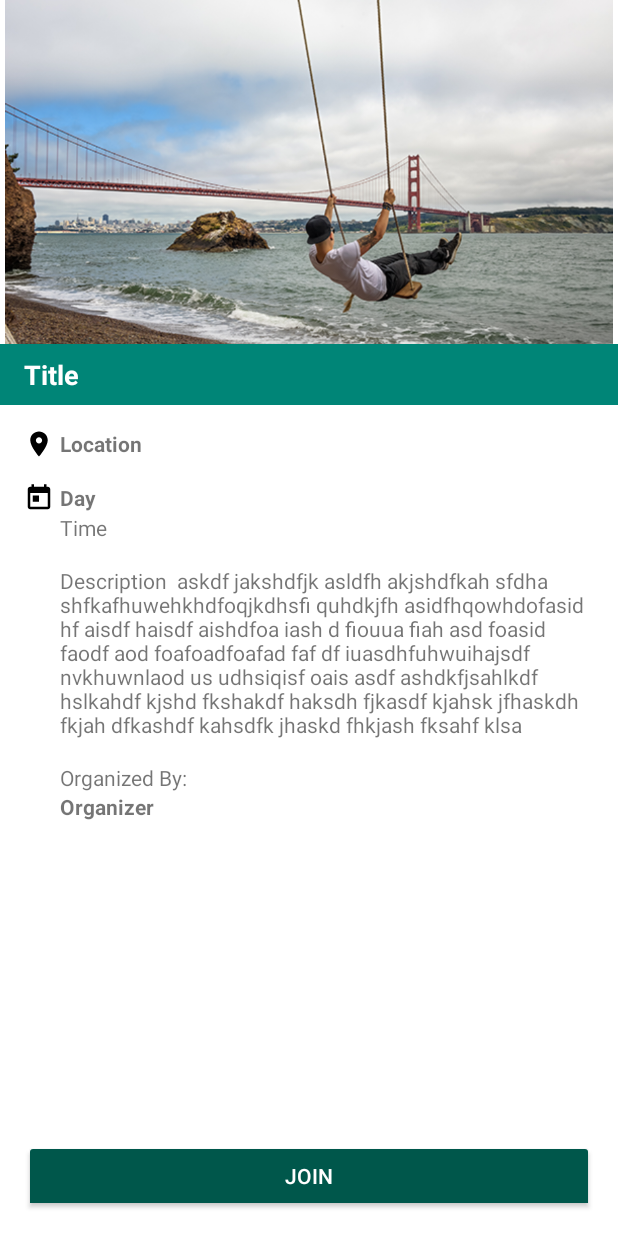
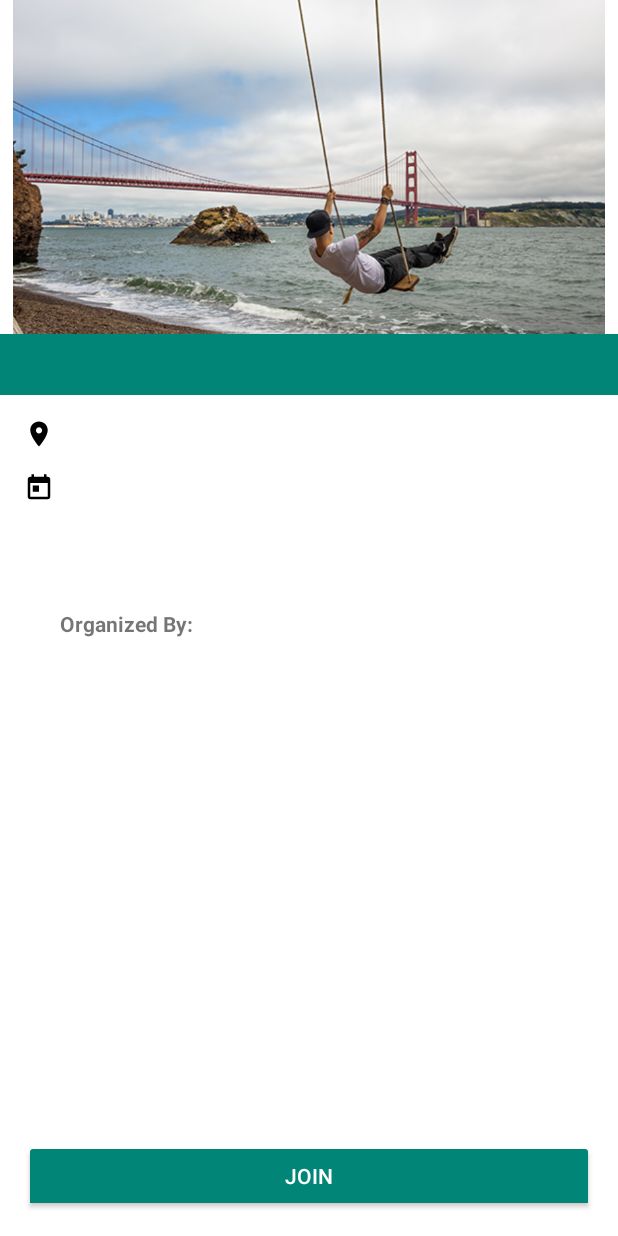
Before and after one commit to DhruvilBParikh/Venture, an Android app: the layout fragment_event.xml on its own in the app's theme, with its tools: preview values and no code run, on a phone screen of 412 x 824 dp. Run offline under Robolectric (Android 15) with nearby library versions, the phone set to English and light mode, and no system bars.

Commit message:
Event Fragment Layout Added

```diff
--- a/app/src/main/java/com/example/venture/Fragments/explore/ExploreMapFragment.java
+++ b/app/src/main/java/com/example/venture/Fragments/explore/ExploreMapFragment.java
@@ -67,7 +67,7 @@
     @Override
     public void onMapReady(GoogleMap googleMap) {
         mMap = googleMap;
-        toastNotification(getResources().getString(R.string.geolocateSuccess));
+//        toastNotification(getResources().getString(R.string.geolocateSuccess));
         getDeviceLocation();
         initData();
         mMap.setOnInfoWindowClickListener(this);
@@ -208,7 +208,9 @@
     public void onInfoWindowClick(Marker marker) {
         if(marker.getTag()!=null) {
             Log.d(TAG, "onInfoWindowClick: open event with id: " + marker.getTag());
-            ((MainActivity)getActivity()).openEventFragment(marker.getTag().toString(), getTag());
+            ((MainActivity)getActivity()).openEventFragment(marker.getTag().toString());
+            ((MainActivity)getActivity()).changeAppBar();
+            ((MainActivity)getActivity()).hideBottomNavigationBar();
         }
     }
 }
--- a/app/src/main/res/layout/fragment_event.xml
+++ b/app/src/main/res/layout/fragment_event.xml
@@ -6,8 +6,7 @@
     android:layout_width="match_parent"
     android:layout_height="match_parent"
     tools:context=".Fragments.event.EventFragment"
-    android:orientation="vertical"
-    android:paddingBottom="16dp">
+    android:orientation="vertical">
 
     <RelativeLayout
         android:layout_width="match_parent"
@@ -15,7 +14,7 @@
 
         <ImageView
             android:layout_width="match_parent"
-            android:layout_height="270dp"
+            android:layout_height="263dp"
             android:id="@+id/background_image"
             android:layout_marginTop="0dp"
             android:paddingTop="0dp"
@@ -35,7 +34,7 @@
             <TextView
                 android:layout_width="match_parent"
                 android:layout_height="wrap_content"
-                android:text="Title"
+                android:id="@+id/eventTitle"
                 android:textColor="@color/white"
                 android:textSize="18dp"
                 android:textStyle="bold"/>
@@ -44,14 +43,27 @@
 
     </RelativeLayout>
 
+    <androidx.constraintlayout.widget.ConstraintLayout
+        android:layout_width="match_parent"
+        android:layout_height="match_parent">
+
+        <ScrollView
+            android:id="@+id/scrollLayout"
+            android:layout_width="match_parent"
+            android:layout_height="0dp"
+            android:layout_marginBottom="16dp"
+            app:layout_constraintBottom_toTopOf="@+id/toggleButton"
+            app:layout_constraintTop_toTopOf="parent">
+
             <LinearLayout
+                android:id="@+id/descriptionLayout"
                 android:layout_width="match_parent"
                 android:layout_height="match_parent"
-        android:id="@+id/descriptionLayout"
                 android:layout_marginLeft="16dp"
                 android:layout_marginTop="16dp"
                 android:layout_marginRight="16dp"
                 android:orientation="vertical"
+                android:paddingBottom="16dp"
                 android:verticalScrollbarPosition="right">
 
                 <LinearLayout
@@ -68,9 +80,9 @@
                     <TextView
                         android:layout_width="match_parent"
                         android:layout_height="wrap_content"
-                android:text="Location"
+                        android:id="@+id/eventLocation"
                         android:paddingLeft="4dp"
-                android:textStyle="bold"/>
+                        android:textStyle="bold" />
 
                 </LinearLayout>
 
@@ -87,58 +99,65 @@
                     <TextView
                         android:layout_width="match_parent"
                         android:layout_height="wrap_content"
-                android:text="Day"
+                        android:id="@+id/eventDate"
                         android:paddingLeft="4dp"
-                android:textStyle="bold"/>
+                        android:text=""
+                        android:textStyle="bold" />
 
                 </LinearLayout>
 
                 <TextView
                     android:layout_width="match_parent"
                     android:layout_height="wrap_content"
-            android:text="Time"
+                    android:id="@+id/eventTime"
                     android:paddingLeft="24dp"
                     android:paddingBottom="16dp"/>
 
                 <TextView
                     android:layout_width="match_parent"
                     android:layout_height="wrap_content"
-            android:text="Description  askdf jakshdfjk asldfh akjshdfkah sfdha shfkafhuwehkhdfoqjkdhsfi quhdkjfh asidfhqowhdofasid hf aisdf haisdf aishdfoa iash d fiouua fiah asd foasid faodf aod foafoadfoafad faf df iuasdhfuhwuihajsdf nvkhuwnlaod us udhsiqisf oais asdf ashdkfjsahlkdf hslkahdf kjshd fkshakdf haksdh fjkasdf kjahsk jfhaskdh fkjah dfkashdf kahsdfk jhaskd fhkjash fksahf klsa"
+                    android:id="@+id/eventDescription"
                     android:paddingLeft="24dp"
                     android:paddingBottom="16dp"/>
 
                 <TextView
                     android:layout_width="match_parent"
                     android:layout_height="wrap_content"
-            android:text="Organized By: "
-            android:paddingLeft="24dp"/>
+                    android:paddingLeft="24dp"
+                    android:text="@string/organizedBy"
+                    android:textStyle="bold" />
 
                 <TextView
                     android:layout_width="match_parent"
                     android:layout_height="wrap_content"
-            android:text="Organizer"
+                    android:id="@+id/eventOrganiser"
                     android:paddingLeft="24dp"
-            android:textStyle="bold"
-            android:paddingBottom="16dp"/>
+                    android:paddingBottom="16dp"
+                    />
 
-        <androidx.constraintlayout.widget.ConstraintLayout
-            android:layout_width="match_parent"
-            android:layout_height="match_parent"
-            android:id="@+id/buttonLayout">
+
+            </LinearLayout>
+
+        </ScrollView>
 
         <ToggleButton
+            android:id="@+id/actionButton"
             android:layout_width="match_parent"
             android:layout_height="wrap_content"
-                android:layout_alignBottom="@+id/buttonLayout"
-                android:backgroundTint="@color/colorPrimaryDark"
+            android:layout_marginStart="16dp"
+            android:layout_marginLeft="16dp"
+            android:layout_marginEnd="16dp"
+            android:layout_marginRight="16dp"
+            android:layout_marginBottom="16dp"
+            android:backgroundTint="@color/colorPrimary"
             android:textColor="@color/white"
             android:textOff="JOIN"
             android:textOn="GOING"
-                app:layout_constraintBottom_toBottomOf="parent" />
+            app:layout_constraintBottom_toBottomOf="parent"
+            app:layout_constraintEnd_toEndOf="parent"
+            app:layout_constraintStart_toStartOf="parent" />
 
     </androidx.constraintlayout.widget.ConstraintLayout>
 
-    </LinearLayout>
-
 
 </LinearLayout>
--- a/app/src/main/res/values/strings.xml
+++ b/app/src/main/res/values/strings.xml
@@ -28,4 +28,7 @@
     <string name="geolocateSuccess">Location enabled</string>
     <string name="permissionReq">Please grant permission to use your location</string>
 
+    <!-- Event Fragement -->
+    <string name="organizedBy">Organized By:</string>
+
 </resources>
```
Also changed, not shown: app/src/main/java/com/example/venture/Fragments/event/EventFragment.java (+35 -1 lines), app/src/main/java/com/example/venture/MainActivity.java (+21 -2 lines). Lines whose indentation alone changed are shown as unchanged.
